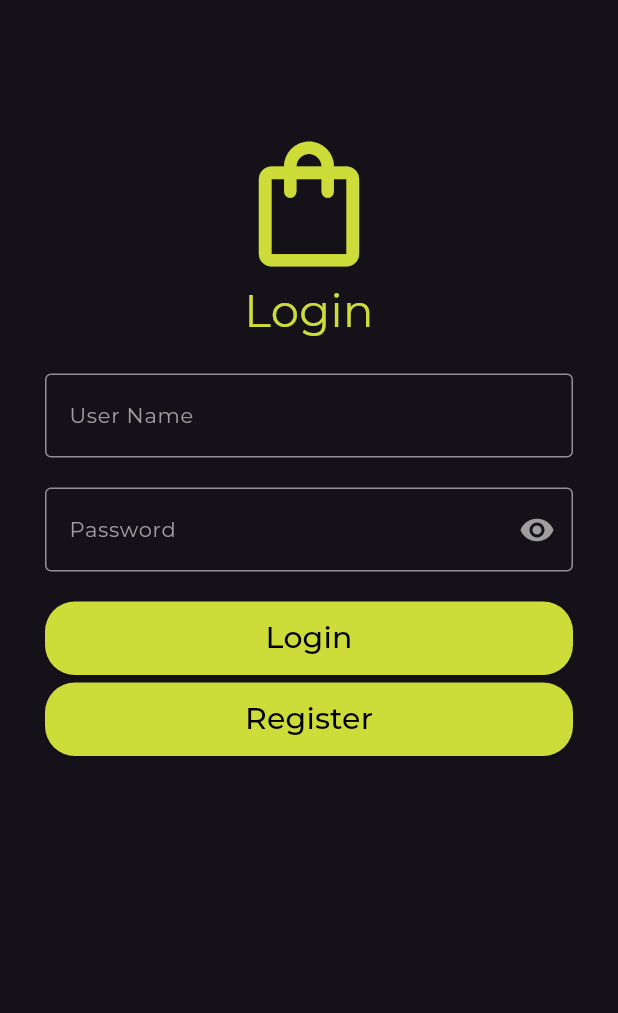
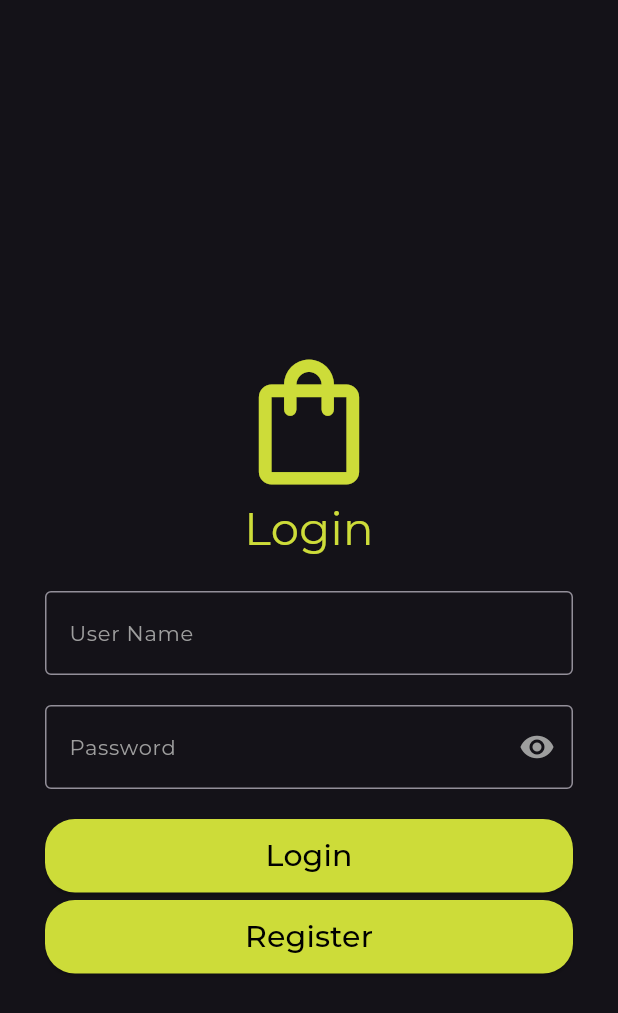
Before and after one commit to ManuelFerreira90/e_commerce_mobile, a Flutter app: the screen it shows after launch, on a phone screen of 412 x 824 dp. Shown: the top 1013 px of the screen. Run offline on Flutter 3.47's test engine with Material 3 defaults, Android fonts, the phone set to English and light mode, and no system bars; our stand-ins replace anim_search_bar, cached_network_image, carousel_slider, email_validator, internet_connection_checker, salomon_bottom_bar and 2 more; missing offline and left inert: phone_numbers_parser, u_credit_card; accounts and stored records are empty; project files that could hold a hidden picture were left out.

Commit message:
feat: permissão login pela tela de registro e novo layout

```diff
--- a/lib/screen/login_page.dart
+++ b/lib/screen/login_page.dart
@@ -51,7 +51,12 @@ class _LoginPageState extends State<LoginPage> {
         appBar: AppBar(leading: const Text('')),
         body: Form(
           key: _formKey,
+          child: Column(
+            mainAxisAlignment: MainAxisAlignment.center,
+            children: [
+              Flexible(
                 child: ListView(
+                  shrinkWrap: true,
                   padding: kPadding,
                   children: [
                     const Icon(
@@ -135,6 +140,9 @@ class _LoginPageState extends State<LoginPage> {
                   ]
                 ),
               ),
+            ],
+          ),
+        ),
       ),
     );
   }
```
Also changed, not shown: lib/screen/register_page.dart (+44 -6 lines). Lines whose indentation alone changed are shown as unchanged.
